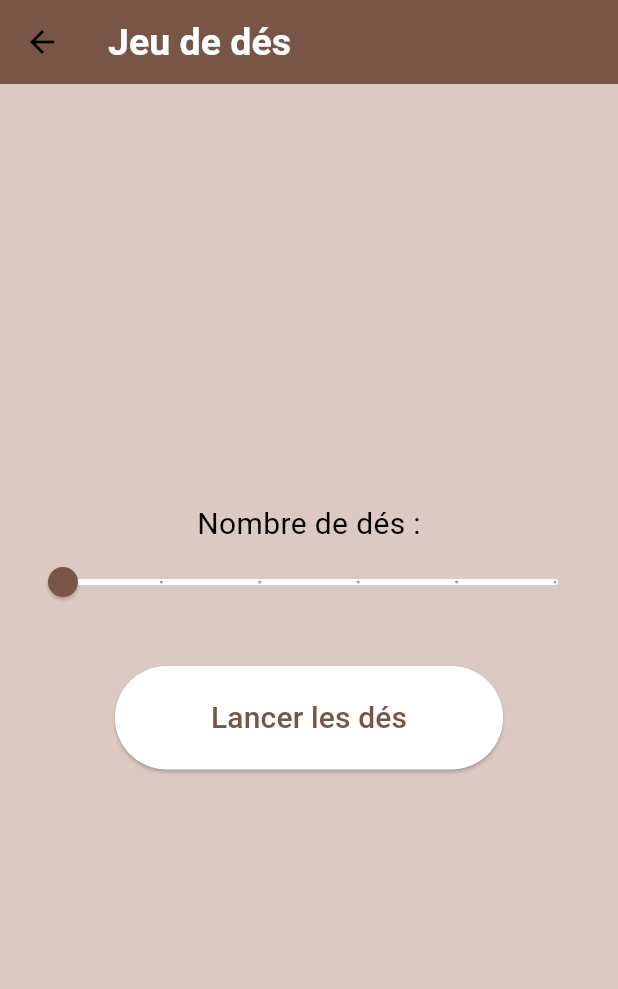
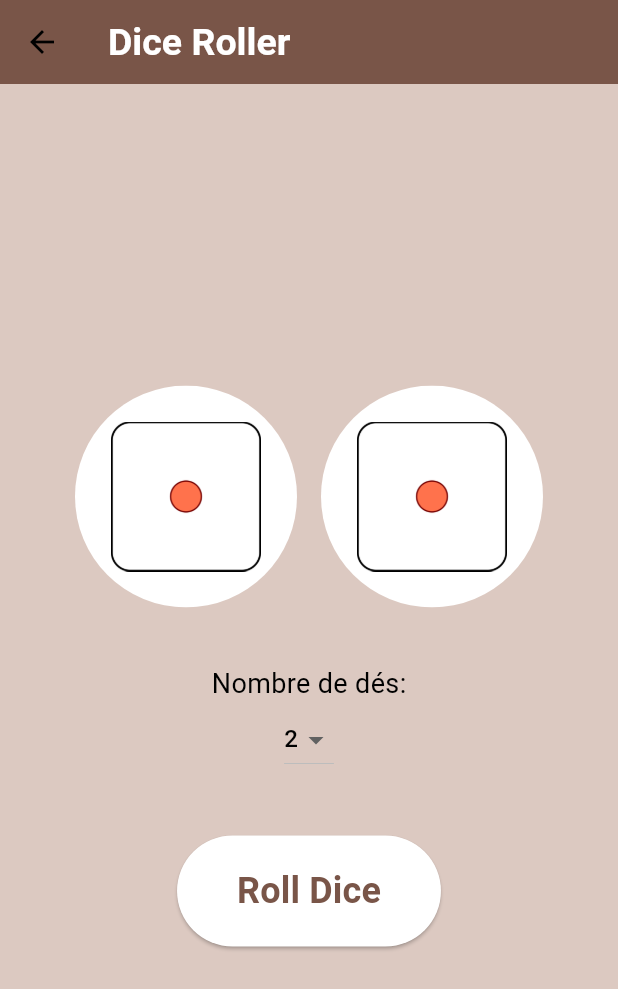
Before and after one commit to matc78/test_app, a Flutter app: the DiceGame screen opened directly, on a phone screen of 412 x 824 dp. Shown: the top 989 px of the screen. Run offline on Flutter 3.47's test engine with Material 3 defaults, Android fonts, the phone set to English and light mode, and no system bars; our stand-ins replace flutter_fortune_wheel.

Commit message:
fix 3 dices view

```diff
--- a/lib/dice_game.dart
+++ b/lib/dice_game.dart
@@ -1,5 +1,7 @@
+import 'dart:async';
+import 'dart:math';
+
 import 'package:flutter/material.dart';
-import 'dart:math';
 
 class DiceGame extends StatefulWidget {
   @override
@@ -7,107 +9,138 @@ class DiceGame extends StatefulWidget {
 }
 
 class _DiceGameState extends State<DiceGame> with SingleTickerProviderStateMixin {
-  int _numberOfDice = 1;
-  List<int> _diceResults = [];
-  late AnimationController _controller;
+  final Random _random = Random();
+  List<int> _diceResults = [1, 1]; // Initial dice values
+  bool _rolling = false;
+  Timer? _timer;
+  int _numberOfDice = 2;
+  List<double> _rotations = [0, 0, 0];
+  List<bool> _clockwise = [true, false, true];
+  List<double> _rotationSpeeds = [0.0, 0.0, 0.0];
 
-  @override
-  void initState() {
-    super.initState();
-    _controller = AnimationController(
-      duration: const Duration(seconds: 1),
-      vsync: this,
-    )..addListener(() {
-        setState(() {
-          if (_controller.isAnimating) {
-            _diceResults = List<int>.generate(_numberOfDice, (index) => Random().nextInt(6) + 1);
-          } else {
-            _diceResults = List<int>.generate(_numberOfDice, (index) => Random().nextInt(6) + 1);
-          }
-        });
+  void _rollDice() {
+    if (_timer != null) {
+      _timer!.cancel();
+    }
+
+    setState(() {
+      _rolling = true;
+      // Randomly choose the direction and speed of rotation for each die
+      _clockwise = List.generate(_numberOfDice, (index) => _random.nextBool());
+      _rotationSpeeds = List.generate(_numberOfDice, (index) => 0.1 + _random.nextDouble() * 0.3);
+    });
+
+    _timer = Timer.periodic(const Duration(milliseconds: 30), (timer) {
+      setState(() {
+        _diceResults = List.generate(_numberOfDice, (index) => 1 + _random.nextInt(6));
+        _rotations = List.generate(
+            _numberOfDice, (index) => _clockwise[index] ? _rotations[index] + _rotationSpeeds[index] : _rotations[index] - _rotationSpeeds[index]);
       });
+    });
+
+    Future.delayed(const Duration(seconds: 1), () {
+      if (_timer != null) {
+        _timer!.cancel();
+      }
+      setState(() {
+        _diceResults = List.generate(_numberOfDice, (index) => 1 + _random.nextInt(6));
+        _rotations = List.generate(_numberOfDice, (index) => 0.0); // Reset rotations
+        _rolling = false;
+      });
+    });
   }
 
   @override
   void dispose() {
-    _controller.dispose();
+    _timer?.cancel();
     super.dispose();
-  }
-
-  void _rollDice() {
-    _controller.reset();
-    _controller.forward();
   }
 
   @override
   Widget build(BuildContext context) {
     return Scaffold(
       appBar: AppBar(
-        title: Text('Jeu de dés'),
+        title: const Text('Dice Roller'),
       ),
-      body: Padding(
-        padding: const EdgeInsets.all(16.0),
+      body: Center(
         child: Column(
           mainAxisAlignment: MainAxisAlignment.center,
-          children: [
-            Text(
-              'Nombre de dés :',
-              style: TextStyle(fontSize: 20),
+          children: <Widget>[
+            if (_numberOfDice == 3)
+              Transform.rotate(
+                angle: _rotations[2],
+                child: ClipOval(
+                  child: Container(
+                    color: Colors.white, // Background color for the dice
+                    padding: const EdgeInsets.all(24),
+                    child: Image.asset(
+                      'assets/images/dice-png-${_diceResults[2]}.png',
+                      width: 100,
+                      height: 100,
+                    ),
+                  ),
+                ),
+              ),
+            Row(
+              mainAxisAlignment: MainAxisAlignment.center,
+              children: _diceResults.take(2).map((result) {
+                int index = _diceResults.indexOf(result);
+                return Padding(
+                  padding: const EdgeInsets.all(8.0),
+                  child: Transform.rotate(
+                    angle: _rotations[index],
+                    child: ClipOval(
+                      child: Container(
+                        color: Colors.white, // Background color for the dice
+                        padding: const EdgeInsets.all(24),
+                        child: Image.asset(
+                          'assets/images/dice-png-$result.png',
+                          width: 100,
+                          height: 100,
+                        ),
+                      ),
+                    ),
+                  ),
+                );
+              }).toList(),
             ),
-            Slider(
-              value: _numberOfDice.toDouble(),
-              min: 1,
-              max: 6,
-              divisions: 5,
-              label: _numberOfDice.toString(),
+            const SizedBox(height: 30),
+            const Text(
+              'Nombre de dés:',
+              style: TextStyle(fontSize: 18),
+            ),
+            DropdownButton<int>(
+              value: _numberOfDice,
+              items: [1, 2, 3].map((int value) {
+                return DropdownMenuItem<int>(
+                  value: value,
+                  child: Text(value.toString()),
+                );
+              }).toList(),
               onChanged: (value) {
                 setState(() {
-                  _numberOfDice = value.toInt();
+                  _numberOfDice = value!;
+                  _diceResults = List.generate(_numberOfDice, (index) => 1); // Reset dice results when number changes
+                  _rotations = List.generate(_numberOfDice, (index) => 0.0);
+                  _rotationSpeeds = List.generate(_numberOfDice, (index) => 0.0);
+                  _clockwise = List.generate(_numberOfDice, (index) => true);
                 });
               },
             ),
-            SizedBox(height: 32),
+            const SizedBox(height: 40),
             ElevatedButton(
-              onPressed: _rollDice,
-              child: Padding(
-                padding: const EdgeInsets.symmetric(horizontal: 40.0, vertical: 20.0),
-                child: Text(
-                  'Lancer les dés',
-                  style: TextStyle(fontSize: 20),
-                ),
+              onPressed: _rolling ? null : _rollDice,
+              child: const Text(
+                'Roll Dice',
+                style: TextStyle(fontSize: 24, fontWeight: FontWeight.bold),
+              ),
+              style: ElevatedButton.styleFrom(
+                padding: const EdgeInsets.symmetric(horizontal: 40, vertical: 20),
               ),
             ),
-            const SizedBox(height: 32),
-            _buildDiceDisplay(),
           ],
         ),
       ),
     );
   }
-
-  Widget _buildDiceDisplay() {
-    return _diceResults.isEmpty
-        ? Container()
-        : Row(
-            mainAxisAlignment: MainAxisAlignment.center,
-            children: _diceResults.map((result) {
-              return Padding(
-                padding: const EdgeInsets.all(8.0),
-                child: AnimatedBuilder(
-                  animation: _controller,
-                  builder: (context, child) {
-                    return Transform.rotate(
-                      angle: _controller.value * 2.0 * pi,
-                      child: Image.asset(
-                        'assets/images/dice-png-$result.png',
-                        width: 100,
-                        height: 100,
-                      ),
-                    );
-                  },
-                ),
-              );
-            }).toList(),
-          );
-  }
 }
```
